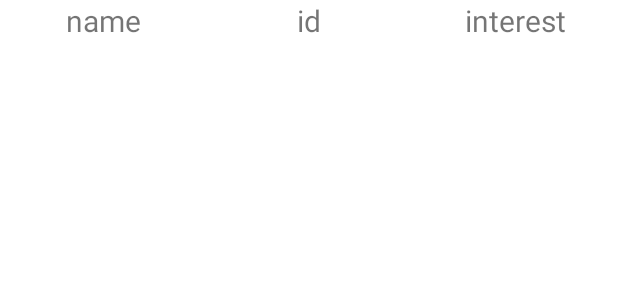
After one commit to dqpbytance/LearningReview, an Android app: the layout item_studentinfo.xml on its own in the app's theme, with its tools: preview values and no code run, on a phone screen of 412 x 824 dp. The commit adds this screen. Shown: the top 300 px of the screen. Run offline under Robolectric (Android 15) with nearby library versions, the phone set to English and light mode, and no system bars.

Commit message:
implement fourth fragment use okhttp and GSON to get studentinfo,then show them use recyclerview

```diff
--- a/app/build.gradle
+++ b/app/build.gradle
@@ -29,7 +29,8 @@ android {
 }
 
 dependencies {
-
+    implementation 'com.google.code.gson:gson:2.8.6'
+    implementation("com.squareup.okhttp3:okhttp:4.0.1")
     implementation 'androidx.appcompat:appcompat:1.3.0'
     implementation 'com.google.android.material:material:1.3.0'
     implementation 'androidx.constraintlayout:constraintlayout:2.0.4'
--- a/app/src/main/AndroidManifest.xml
+++ b/app/src/main/AndroidManifest.xml
@@ -7,15 +7,14 @@
     <uses-permission android:name="android.permission.ACCESS_WIFI_STATE" />
 
     <application
+        android:networkSecurityConfig="@xml/network_security_config"
         android:allowBackup="true"
         android:icon="@mipmap/ic_launcher"
         android:label="@string/app_name"
         android:roundIcon="@mipmap/ic_launcher_round"
         android:supportsRtl="true"
         android:theme="@style/Theme.LearingReview">
-        <activity android:name=".SuccessLogin"></activity>
-        <!-- <receiver android:name=".Fragment.NetStateFragment$NetworkBroadcastReceiver" android:enabled="true" android:exported="true"> -->
-        <!-- </receiver> -->
+        <activity android:name=".SuccessLogin"/>
         <activity android:name=".MainActivity">
             <intent-filter>
                 <action android:name="android.intent.action.MAIN" />
--- /dev/null
+++ b/app/src/main/res/layout/item_studentinfo.xml
@@ -0,0 +1,31 @@
+<?xml version="1.0" encoding="utf-8"?>
+<LinearLayout xmlns:android="http://schemas.android.com/apk/res/android"
+    android:orientation="horizontal"
+    android:layout_width="match_parent"
+    android:layout_height="wrap_content">
+
+    <TextView
+        android:id="@+id/student_name"
+        android:layout_width="0dp"
+        android:layout_height="wrap_content"
+        android:layout_weight="1"
+        android:textSize="20sp"
+        android:text="name"
+        android:gravity="center_horizontal"/>
+    <TextView
+        android:id="@+id/student_id"
+        android:layout_width="0dp"
+        android:layout_height="wrap_content"
+        android:layout_weight="1"
+        android:textSize="20sp"
+        android:text="id"
+        android:gravity="center_horizontal"/>
+    <TextView
+        android:id="@+id/student_interest"
+        android:layout_width="0dp"
+        android:layout_height="wrap_content"
+        android:layout_weight="1"
+        android:textSize="20sp"
+        android:text="interest"
+        android:gravity="center_horizontal"/>
+</LinearLayout>
--- /dev/null
+++ b/app/src/main/res/xml/network_security_config.xml
@@ -0,0 +1,4 @@
+<?xml version="1.0" encoding="utf-8"?>
+<network-security-config>
+    <base-config cleartextTrafficPermitted="true" />
+</network-security-config>
```
Also changed, not shown: app/src/main/java/com/example/learingreview/Adapter/StudentInfoAdapter.java (added, +52 -0 lines), app/src/main/java/com/example/learingreview/Fragment/InfoFragment.java (+54 -2 lines), app/src/main/java/com/example/learingreview/Student.java (added, +31 -0 lines), app/src/main/java/com/example/learingreview/Util/WebUtil.java (added, +59 -0 lines), app/src/main/res/layout/fragment_studentinfo.xml (+10 -4 lines).
